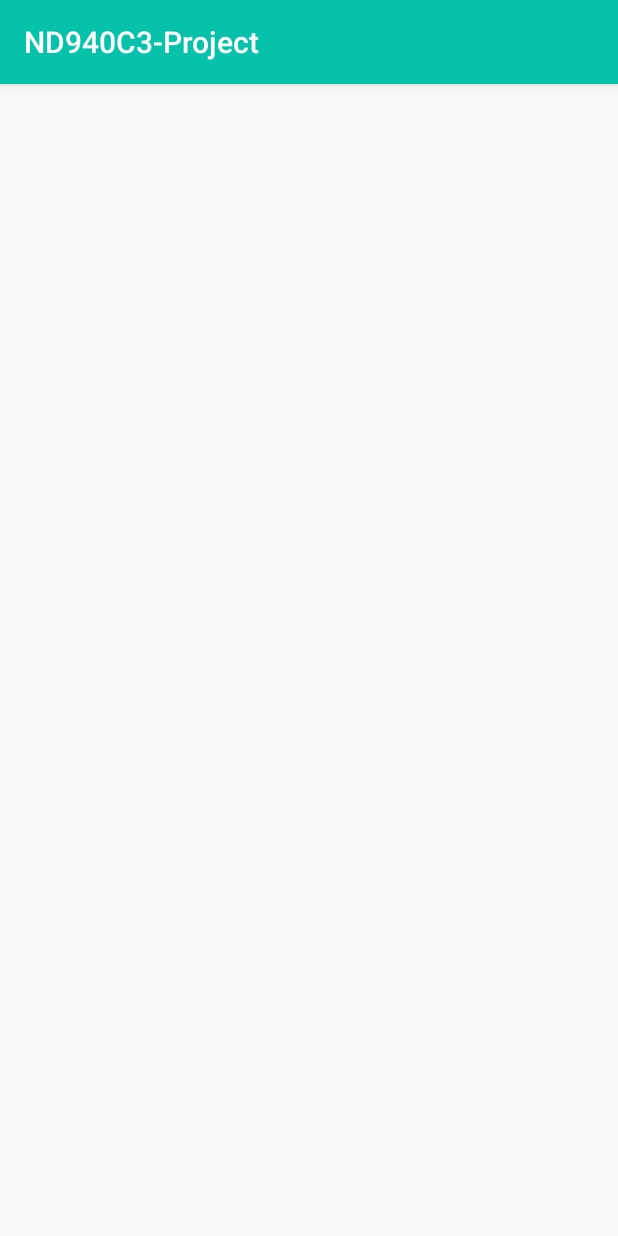
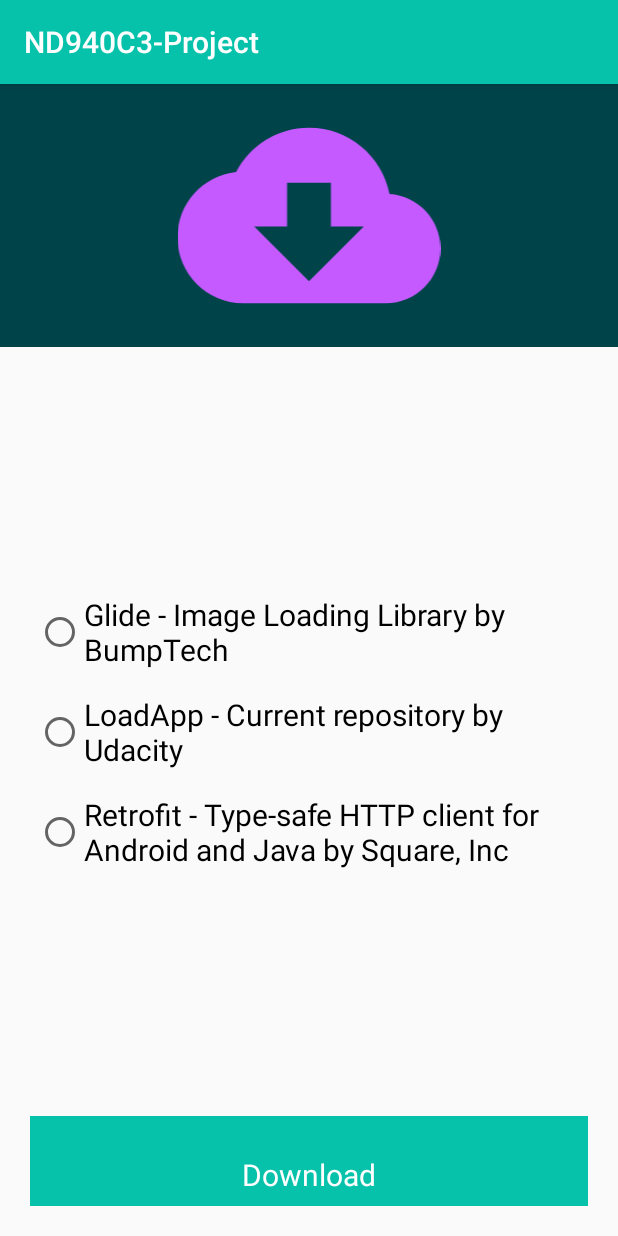
Before and after one commit to FabianGC0610/LoadApp, an Android app: the screen it shows after launch (MainActivity), on a phone screen of 412 x 824 dp. Run offline under Robolectric (Android 15) with nearby library versions, the phone set to English and light mode, and no system bars.

Commit message:
custom button is added with animations

```diff
--- a/app/src/main/AndroidManifest.xml
+++ b/app/src/main/AndroidManifest.xml
@@ -1,6 +1,8 @@
 <?xml version="1.0" encoding="utf-8"?>
 <manifest xmlns:android="http://schemas.android.com/apk/res/android"
     package="com.udacity">
+
+    <uses-permission android:name="android.permission.INTERNET" />
 
     <application
         android:allowBackup="true"
--- a/app/src/main/java/com/udacity/ButtonState.kt
+++ b/app/src/main/java/com/udacity/ButtonState.kt
@@ -1,8 +1,8 @@
 package com.udacity
-
 
 sealed class ButtonState {
     object Clicked : ButtonState()
     object Loading : ButtonState()
     object Completed : ButtonState()
+    object Failed : ButtonState()
 }
--- a/app/src/main/java/com/udacity/LoadingButton.kt
+++ b/app/src/main/java/com/udacity/LoadingButton.kt
@@ -1,33 +1,87 @@
 package com.udacity
 
+import android.animation.Animator
+import android.animation.AnimatorListenerAdapter
 import android.animation.ValueAnimator
 import android.content.Context
 import android.graphics.Canvas
+import android.graphics.Paint
+import android.graphics.Rect
+import android.graphics.RectF
 import android.util.AttributeSet
 import android.view.View
+import androidx.core.content.withStyledAttributes
 import kotlin.properties.Delegates
 
 class LoadingButton @JvmOverloads constructor(
-    context: Context, attrs: AttributeSet? = null, defStyleAttr: Int = 0
+    context: Context,
+    attrs: AttributeSet? = null,
+    defStyleAttr: Int = 0,
 ) : View(context, attrs, defStyleAttr) {
     private var widthSize = 0
     private var heightSize = 0
 
-    private val valueAnimator = ValueAnimator()
+    private var progressPercentage = 0F
+    private var endPercentage = 0F
 
-    private var buttonState: ButtonState by Delegates.observable<ButtonState>(ButtonState.Completed) { p, old, new ->
+    private var animationDuration = 5000L
 
+    private var drawAnimation = true
+
+    private var textSize = 0.0
+
+    private var text = ""
+    private var buttonText = ""
+    private var loadingText = ""
+
+    private var backgroundColor = 0
+    private var textColor = 0
+    private var progressCircleColor = 0
+    private var progressBackgroundColor = 0
+
+    private val animator: ValueAnimator = ValueAnimator.ofFloat(0f, 1F)
+
+    private val paint = Paint().apply {
+        isAntiAlias = true
     }
 
+    var buttonState: ButtonState by Delegates.observable(ButtonState.Completed) { _, _, new ->
+        when (new) {
+            ButtonState.Clicked -> {
+                startLoadingAnimation()
+                invalidate()
+            }
+            ButtonState.Completed -> {
+            }
+            ButtonState.Failed -> {
+            }
+            ButtonState.Loading -> {}
+        }
+    }
 
     init {
+        isClickable = true
 
+        context.withStyledAttributes(attrs, R.styleable.LoadingButton) {
+            textSize = getDimensionPixelSize(R.styleable.LoadingButton_buttonTextSize, 0).toDouble()
+            text = getString(R.styleable.LoadingButton_buttonText).toString()
+            buttonText = text
+            loadingText = getString(R.styleable.LoadingButton_loadingButtonText).toString()
+            backgroundColor = getColor(R.styleable.LoadingButton_backgroundColor, 0)
+            textColor = getColor(R.styleable.LoadingButton_textColor, 0)
+            progressCircleColor = getColor(R.styleable.LoadingButton_progressCircleColor, 0)
+            progressBackgroundColor = getColor(R.styleable.LoadingButton_progressBackgroundColor, 0)
+        }
     }
 
-
-    override fun onDraw(canvas: Canvas?) {
+    override fun onDraw(canvas: Canvas) {
         super.onDraw(canvas)
-
+        drawBackground(canvas)
+        if (drawAnimation) {
+            drawProgressBackground(canvas)
+            drawProgressCircle(canvas)
+        }
+        drawText(canvas)
     }
 
     override fun onMeasure(widthMeasureSpec: Int, heightMeasureSpec: Int) {
@@ -36,11 +90,80 @@ class LoadingButton @JvmOverloads constructor(
         val h: Int = resolveSizeAndState(
             MeasureSpec.getSize(w),
             heightMeasureSpec,
-            0
+            0,
         )
         widthSize = w
         heightSize = h
         setMeasuredDimension(w, h)
     }
 
+    private fun drawBackground(canvas: Canvas) {
+        canvas.save()
+        canvas.drawColor(backgroundColor)
+        canvas.restore()
+    }
+
+    private fun drawText(canvas: Canvas) {
+        canvas.save()
+        val x = width / 2F
+        val y = height / 2F + 25F
+
+        paint.color = textColor
+        paint.textSize = textSize.toFloat()
+        paint.textAlign = Paint.Align.CENTER
+
+        canvas.drawText(text, x, y, paint)
+        canvas.restore()
+    }
+
+    private fun drawProgressCircle(canvas: Canvas) {
+        canvas.save()
+        val radius = width.coerceAtMost(height) / 4F
+        val x = width / 2F + paint.measureText(text) - 100F
+        val y = height / 2F
+
+        val rectF = RectF(x - radius, y - radius, x + radius, y + radius)
+
+        val startAngle = 0F
+        val sweepAngle = 360F * progressPercentage
+        paint.color = progressCircleColor
+        canvas.drawArc(rectF, startAngle, sweepAngle, true, paint)
+        canvas.restore()
+    }
+
+    private fun drawProgressBackground(canvas: Canvas) {
+        canvas.save()
+        paint.color = progressBackgroundColor
+        val rectBackground = Rect(0, 0, (width * endPercentage).toInt(), height)
+        canvas.drawRect(rectBackground, paint)
+        canvas.restore()
+    }
+
+    private fun startLoadingAnimation() {
+        animator.duration = animationDuration
+
+        animator.addUpdateListener { animation ->
+            val animationPercentage = animation.animatedValue as Float
+            progressPercentage = animationPercentage
+            endPercentage = animationPercentage
+            invalidate()
+        }
+
+        animator.addListener(object : AnimatorListenerAdapter() {
+            override fun onAnimationEnd(animation: Animator) {
+                isEnabled = true
+                text = buttonText
+                drawAnimation = false
+                invalidate()
+            }
+
+            override fun onAnimationStart(animation: Animator) {
+                isEnabled = false
+                text = loadingText
+                drawAnimation = true
+            }
+        })
+
+        animator.start()
+    }
 }
--- /dev/null
+++ b/app/src/main/res/drawable/ic_download.xml
@@ -0,0 +1,5 @@
+<vector android:height="24dp" android:tint="#000000"
+    android:viewportHeight="24" android:viewportWidth="24"
+    android:width="24dp" xmlns:android="http://schemas.android.com/apk/res/android">
+    <path android:fillColor="@android:color/white" android:pathData="M19.35,10.04C18.67,6.59 15.64,4 12,4 9.11,4 6.6,5.64 5.35,8.04 2.34,8.36 0,10.91 0,14c0,3.31 2.69,6 6,6h13c2.76,0 5,-2.24 5,-5 0,-2.64 -2.05,-4.78 -4.65,-4.96zM17,13l-5,5 -5,-5h3V9h4v4h3z"/>
+</vector>
--- a/app/src/main/res/layout/activity_main.xml
+++ b/app/src/main/res/layout/activity_main.xml
@@ -20,6 +20,8 @@
 
     </com.google.android.material.appbar.AppBarLayout>
 
-    <include layout="@layout/content_main" />
+    <include
+        android:id="@+id/content_main"
+        layout="@layout/content_main" />
 
 </androidx.coordinatorlayout.widget.CoordinatorLayout>
--- a/app/src/main/res/layout/content_main.xml
+++ b/app/src/main/res/layout/content_main.xml
@@ -9,14 +9,76 @@
     tools:context=".MainActivity"
     tools:showIn="@layout/activity_main">
 
+    <LinearLayout
+        android:id="@+id/linearLayout"
+        android:layout_width="match_parent"
+        android:layout_height="175dp"
+        android:background="@color/colorPrimaryDark"
+        app:layout_constraintEnd_toEndOf="parent"
+        app:layout_constraintStart_toStartOf="parent"
+        app:layout_constraintTop_toTopOf="parent">
+
+        <ImageView
+            android:layout_width="match_parent"
+            android:layout_height="match_parent"
+            app:srcCompat="@drawable/ic_download"
+            app:tint="@color/download_icon_color" />
+
+    </LinearLayout>
+
+    <RadioGroup
+        android:id="@+id/radioGroup"
+        android:layout_width="0dp"
+        android:layout_height="wrap_content"
+        android:layout_marginStart="24dp"
+        android:layout_marginTop="32dp"
+        android:layout_marginEnd="24dp"
+        android:layout_marginBottom="32dp"
+        android:orientation="vertical"
+        app:layout_constraintBottom_toTopOf="@+id/custom_button"
+        app:layout_constraintEnd_toEndOf="parent"
+        app:layout_constraintStart_toStartOf="parent"
+        app:layout_constraintTop_toBottomOf="@+id/linearLayout">
+
+        <RadioButton
+            android:id="@+id/radioButton1"
+            android:layout_width="wrap_content"
+            android:layout_height="wrap_content"
+            android:layout_marginBottom="16dp"
+            android:text="@string/download_option_one"
+            android:textSize="@dimen/default_text_size" />
+
+        <RadioButton
+            android:id="@+id/radioButton2"
+            android:layout_width="wrap_content"
+            android:layout_height="wrap_content"
+            android:layout_marginBottom="16dp"
+            android:text="@string/download_option_two"
+            android:textSize="@dimen/default_text_size" />
+
+        <RadioButton
+            android:id="@+id/radioButton3"
+            android:layout_width="wrap_content"
+            android:layout_height="wrap_content"
+            android:text="@string/download_option_three"
+            android:textSize="@dimen/default_text_size" />
+
+    </RadioGroup>
+
     <com.udacity.LoadingButton
         android:id="@+id/custom_button"
         android:layout_width="0dp"
-        app:layout_constraintStart_toStartOf="parent"
-        app:layout_constraintEnd_toEndOf="parent"
         android:layout_height="60dp"
         android:layout_margin="20dp"
+        app:buttonTextSize="@dimen/default_text_size"
+        app:buttonText="@string/button_name"
+        app:loadingButtonText="@string/button_loading"
+        app:textColor="@color/white"
+        app:backgroundColor="@color/colorPrimary"
+        app:progressCircleColor="@color/colorAccent"
+        app:progressBackgroundColor="@color/colorPrimaryDark"
         app:layout_constraintBottom_toBottomOf="parent"
-        app:layout_constraintTop_toTopOf="parent" />
+        app:layout_constraintEnd_toEndOf="parent"
+        app:layout_constraintStart_toStartOf="parent" />
 
 </androidx.constraintlayout.widget.ConstraintLayout>
--- a/app/src/main/res/values/colors.xml
+++ b/app/src/main/res/values/colors.xml
@@ -4,4 +4,5 @@
     <color name="colorPrimaryDark">#004349</color>
     <color name="colorAccent">#F9A825</color>
     <color name="white">#FFFFFF</color>
+    <color name="download_icon_color">#C45AFF</color>
 </resources>
--- a/app/src/main/res/values/strings.xml
+++ b/app/src/main/res/values/strings.xml
@@ -8,7 +8,13 @@
     <string name="notification_description">The Project 3 repository is downloaded</string>
     <string name="notification_button">See changes</string>
 
-    <string name="button_name">Click me</string>
-    <string name="button_loading">We are loading </string>
+    <string name="button_name">Download</string>
+    <string name="button_loading">We are loading</string>
     <string name="title_activity_detail">DetailActivity</string>
+
+    <string name="download_option_one">Glide - Image Loading Library by BumpTech</string>
+    <string name="download_option_two">LoadApp - Current repository by Udacity</string>
+    <string name="download_option_three">Retrofit - Type-safe HTTP client for Android and Java by Square, Inc</string>
+
+    <string name="no_option_selected_message">Please select the file to download</string>
 </resources>
```
Also changed, not shown: app/src/main/java/com/udacity/MainActivity.kt (+55 -7 lines), app/src/main/java/com/udacity/utils/ToastUtils.kt (added, +10 -0 lines), app/src/main/res/values/attrs.xml (+7 -1 lines).
